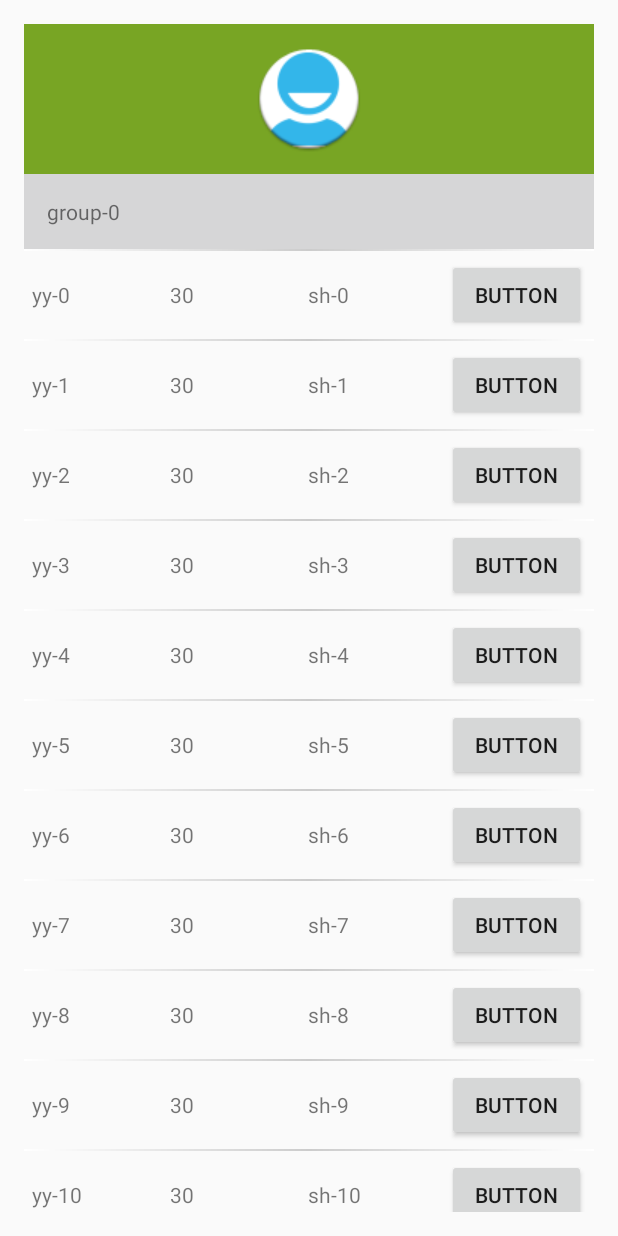
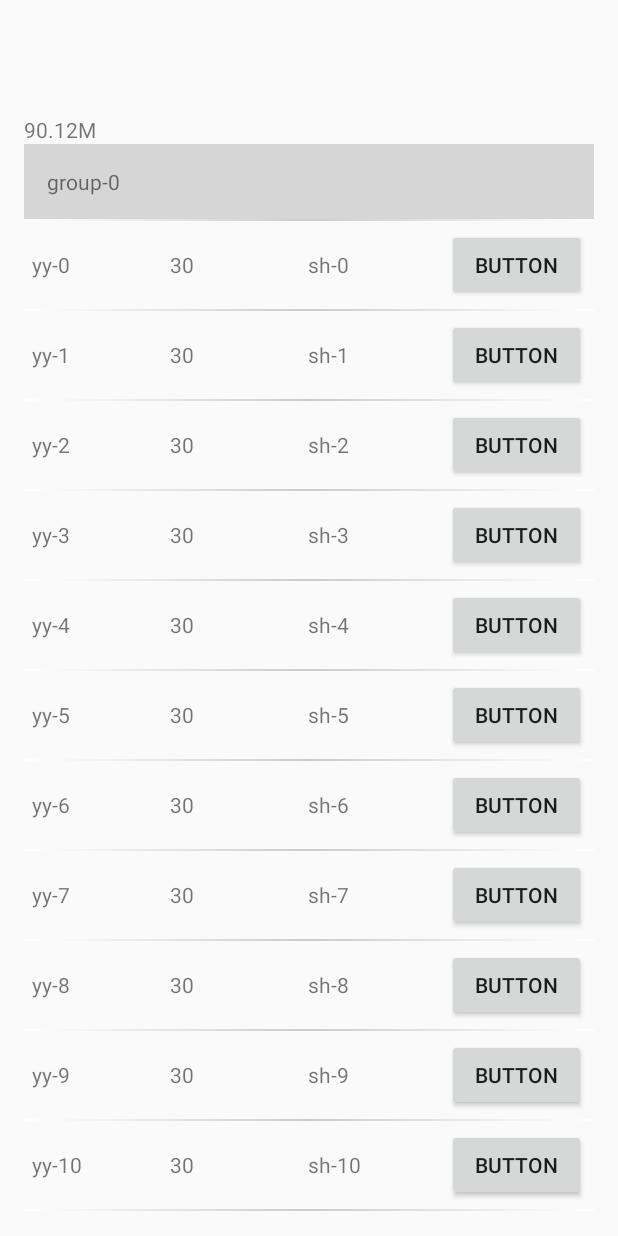
Before and after one commit to chrosyou/androidtest, an Android app: the screen it shows after launch (MainActivity), on a phone screen of 412 x 824 dp. Run offline under Robolectric (Android 15) with nearby library versions, the phone set to English and light mode, and no system bars.

Commit message:
add header text

```diff
--- a/check/MyApplication/app/src/main/res/layout/activity_main.xml
+++ b/check/MyApplication/app/src/main/res/layout/activity_main.xml
@@ -15,16 +15,18 @@
         <LinearLayout
             android:id="@+id/sticky_header"
             android:layout_width="match_parent"
-            android:layout_height="100dp"
-            android:gravity="center"
-            android:background="#78A524"
-            android:orientation="vertical" >
+            android:layout_height="80dp"
+            android:gravity="left"
+            android:orientation="horizontal" >
 
-            <ImageView
-                android:id="@+id/imageView1"
+            <TextView
+                android:id="@+id/tvTitle"
                 android:layout_width="wrap_content"
-                android:layout_height="wrap_content"
-                android:src="@drawable/ic_launcher" />
+                android:layout_height="fill_parent"
+                android:text="90.12M"
+                android:gravity="bottom"
+                />
+
 
         </LinearLayout>
 
```
Also changed, not shown: check/MyApplication/app/src/main/java/com/macalyou/murisly/headerlistview/StickyLayout.java (+33 -14 lines).
